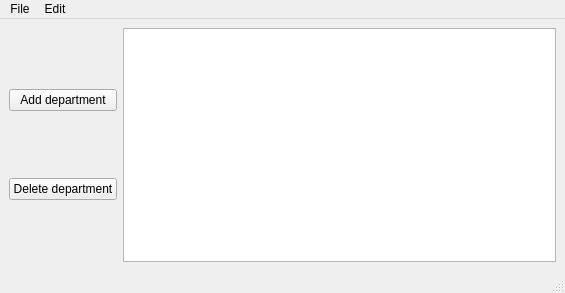
First picture: the form in frontend/main_window/main_window.ui, repository TimasTT/company_structure, before the edit.
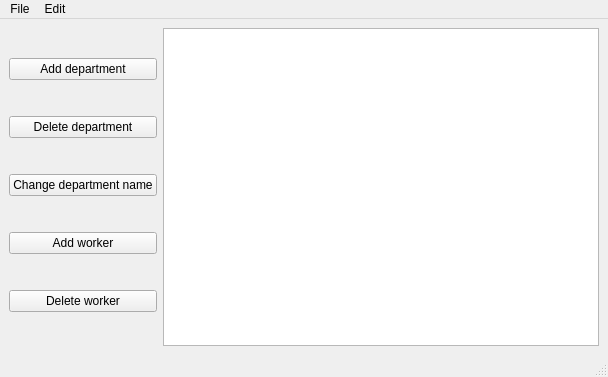
Second picture: the form after the edit.

```diff
--- a/frontend/main_window/main_window.ui
+++ b/frontend/main_window/main_window.ui
@@ -6,8 +6,8 @@
    <rect>
     <x>0</x>
     <y>0</y>
-    <width>565</width>
-    <height>293</height>
+    <width>608</width>
+    <height>377</height>
    </rect>
   </property>
   <property name="windowTitle">
@@ -31,6 +31,27 @@
         </property>
        </widget>
       </item>
+      <item>
+       <widget class="QPushButton" name="pushButton_5">
+        <property name="text">
+         <string>Change department name</string>
+        </property>
+       </widget>
+      </item>
+      <item>
+       <widget class="QPushButton" name="pushButton_3">
+        <property name="text">
+         <string>Add worker</string>
+        </property>
+       </widget>
+      </item>
+      <item>
+       <widget class="QPushButton" name="pushButton_4">
+        <property name="text">
+         <string>Delete worker</string>
+        </property>
+       </widget>
+      </item>
      </layout>
     </item>
     <item>
@@ -47,7 +68,7 @@
     <rect>
      <x>0</x>
      <y>0</y>
-     <width>565</width>
+     <width>608</width>
      <height>22</height>
     </rect>
    </property>
```
